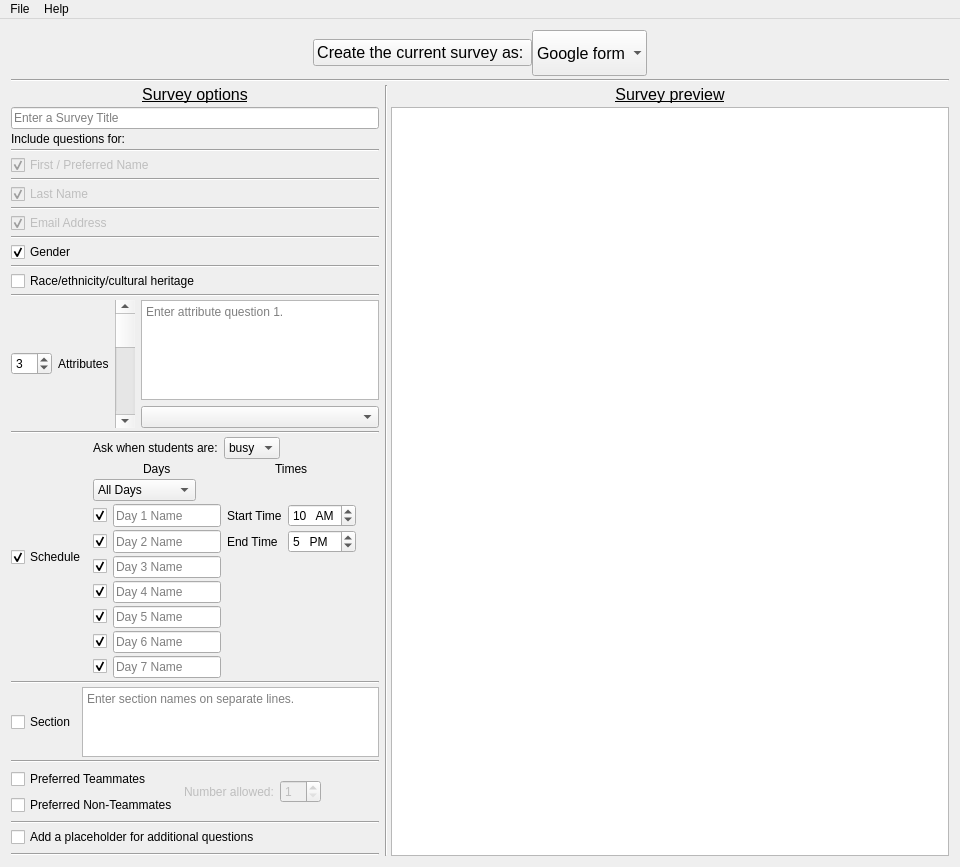
Qt form surveymaker.ui (gruepr/gruepr) before a commit.
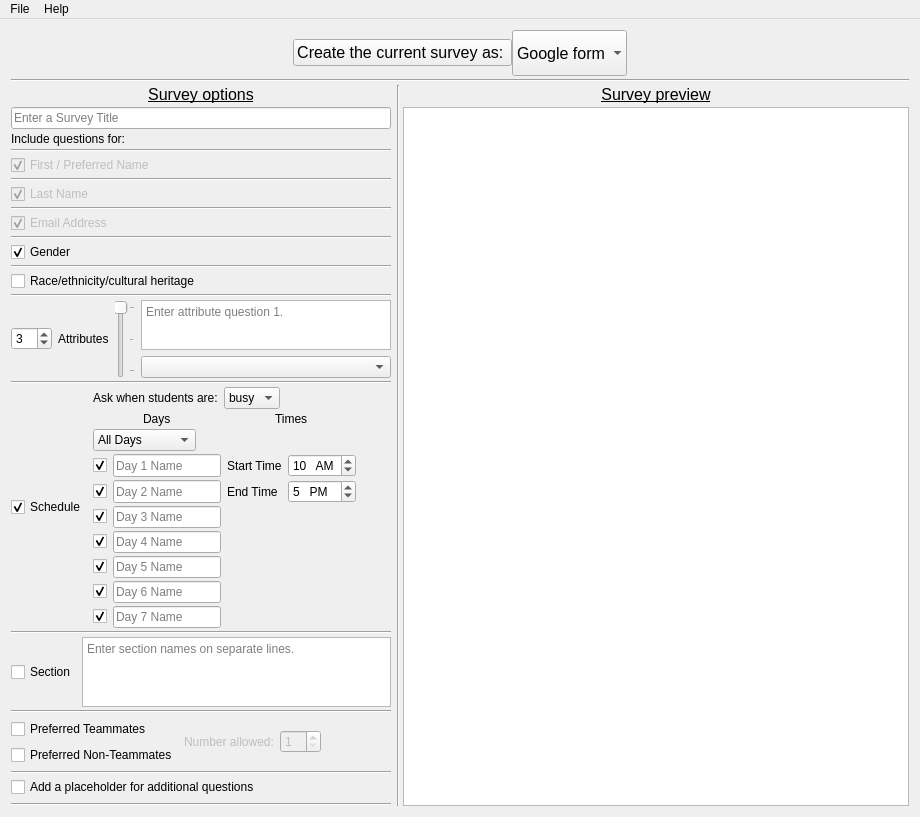
The same form after that commit. Icons and pictures are not drawn. Custom widgets are drawn as their Qt base class.

Commit message: Refined display of attribute in teaming options, making an attributeTabItem class in the process

Patch:
```diff
--- a/surveymaker.ui
+++ b/surveymaker.ui
@@ -6,8 +6,8 @@
    <rect>
     <x>0</x>
     <y>0</y>
-    <width>960</width>
-    <height>818</height>
+    <width>920</width>
+    <height>768</height>
    </rect>
   </property>
   <property name="minimumSize">
@@ -26,7 +26,7 @@
      <verstretch>1</verstretch>
     </sizepolicy>
    </property>
-   <layout class="QGridLayout" name="gridLayout" rowstretch="0,0,0,0,0,0,0,0,0,0,0,0,0,0,0,0,0,0,0,0,0,0,0,0,0,0,0,0,0,0,0" columnstretch="2,0,2,0">
+   <layout class="QGridLayout" name="gridLayout" rowstretch="0,0,0,0,0,0,0,0,0,0,0,0,0,0,0,0,0,0,100,0,0,0,0,0,0,0,0,0,0,0,0" columnstretch="2,0,2,0">
     <property name="verticalSpacing">
      <number>3</number>
     </property>
@@ -967,26 +967,23 @@
      </widget>
     </item>
     <item row="18" column="0">
-     <layout class="QGridLayout" name="attributeLayout" rowstretch="100,0" columnstretch="0,0,0,2" rowminimumheight="100,0">
-      <item row="0" column="3">
-       <widget class="QPlainTextEdit" name="attributeTextEdit">
+     <layout class="QGridLayout" name="attributeLayout" rowstretch="100,0" columnstretch="0,0,0,100">
+      <item row="0" column="0" rowspan="2" alignment="Qt::AlignHCenter|Qt::AlignVCenter">
+       <widget class="QSpinBox" name="attributeCountSpinBox">
         <property name="sizePolicy">
-         <sizepolicy hsizetype="Expanding" vsizetype="Expanding">
-          <horstretch>2</horstretch>
-          <verstretch>2</verstretch>
+         <sizepolicy hsizetype="Preferred" vsizetype="Preferred">
+          <horstretch>0</horstretch>
+          <verstretch>0</verstretch>
          </sizepolicy>
         </property>
-        <property name="minimumSize">
-         <size>
-          <width>0</width>
-          <height>100</height>
-         </size>
+        <property name="minimum">
+         <number>0</number>
         </property>
-        <property name="contextMenuPolicy">
-         <enum>Qt::NoContextMenu</enum>
+        <property name="maximum">
+         <number>15</number>
         </property>
-        <property name="placeholderText">
-         <string>Enter attribute question 1.</string>
+        <property name="value">
+         <number>3</number>
         </property>
        </widget>
       </item>
@@ -1003,31 +1000,6 @@
         </property>
        </widget>
       </item>
-      <item row="0" column="2" rowspan="2" alignment="Qt::AlignHCenter">
-       <widget class="QScrollBar" name="attributeScrollBar">
-        <property name="sizePolicy">
-         <sizepolicy hsizetype="Preferred" vsizetype="Expanding">
-          <horstretch>0</horstretch>
-          <verstretch>1</verstretch>
-         </sizepolicy>
-        </property>
-        <property name="minimumSize">
-         <size>
-          <width>20</width>
-          <height>30</height>
-         </size>
-        </property>
-        <property name="maximum">
-         <number>2</number>
-        </property>
-        <property name="pageStep">
-         <number>1</number>
-        </property>
-        <property name="value">
-         <number>0</number>
-        </property>
-       </widget>
-      </item>
       <item row="0" column="1" rowspan="2">
        <widget class="QLabel" name="attributeLabel">
         <property name="text">
@@ -1035,23 +1007,51 @@
         </property>
        </widget>
       </item>
-      <item row="0" column="0" rowspan="2" alignment="Qt::AlignHCenter|Qt::AlignVCenter">
-       <widget class="QSpinBox" name="attributeCountSpinBox">
+      <item row="0" column="3">
+       <widget class="QPlainTextEdit" name="attributeTextEdit">
         <property name="sizePolicy">
-         <sizepolicy hsizetype="Preferred" vsizetype="Preferred">
-          <horstretch>0</horstretch>
-          <verstretch>0</verstretch>
+         <sizepolicy hsizetype="Expanding" vsizetype="Expanding">
+          <horstretch>2</horstretch>
+          <verstretch>2</verstretch>
          </sizepolicy>
         </property>
+        <property name="minimumSize">
+         <size>
+          <width>250</width>
+          <height>50</height>
+         </size>
+        </property>
+        <property name="contextMenuPolicy">
+         <enum>Qt::NoContextMenu</enum>
+        </property>
+        <property name="placeholderText">
+         <string>Enter attribute question 1.</string>
+        </property>
+       </widget>
+      </item>
+      <item row="0" column="2" rowspan="2">
+       <widget class="QSlider" name="attributeSelector">
+        <property name="enabled">
+         <bool>true</bool>
+        </property>
         <property name="minimum">
-         <number>0</number>
+         <number>1</number>
         </property>
         <property name="maximum">
-         <number>15</number>
-        </property>
-        <property name="value">
          <number>3</number>
         </property>
+        <property name="pageStep">
+         <number>1</number>
+        </property>
+        <property name="invertedAppearance">
+         <bool>true</bool>
+        </property>
+        <property name="tickPosition">
+         <enum>QSlider::TicksBelow</enum>
+        </property>
+        <property name="tickInterval">
+         <number>1</number>
+        </property>
        </widget>
       </item>
      </layout>
@@ -1145,7 +1145,7 @@
     <rect>
      <x>0</x>
      <y>0</y>
-     <width>960</width>
+     <width>920</width>
      <height>21</height>
     </rect>
    </property>
```
The commit also changes 11 other files.
